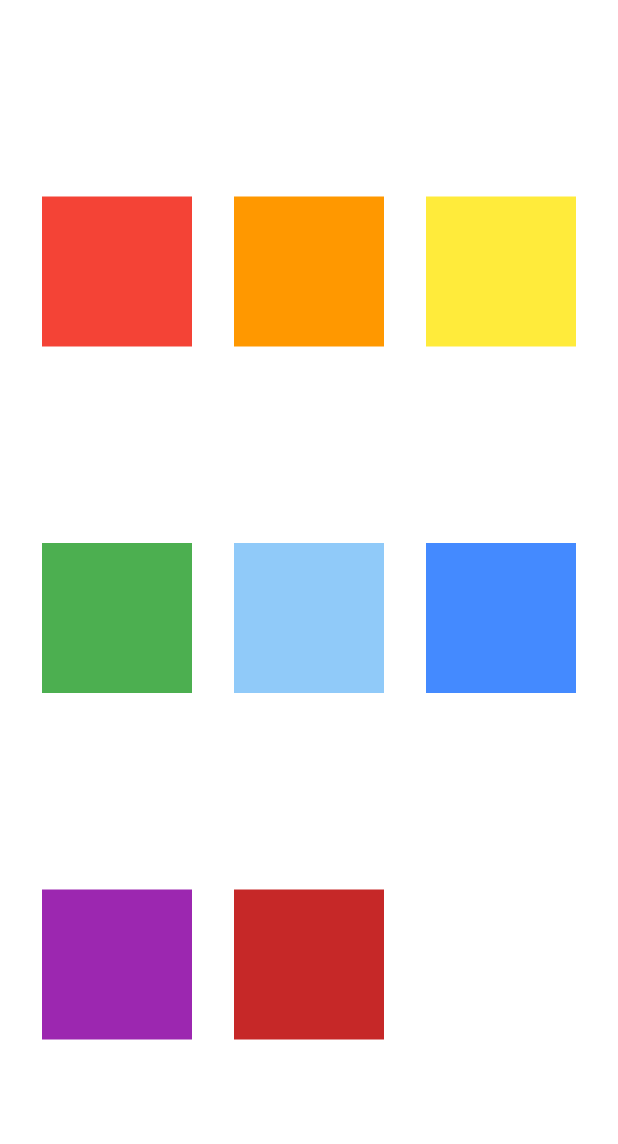
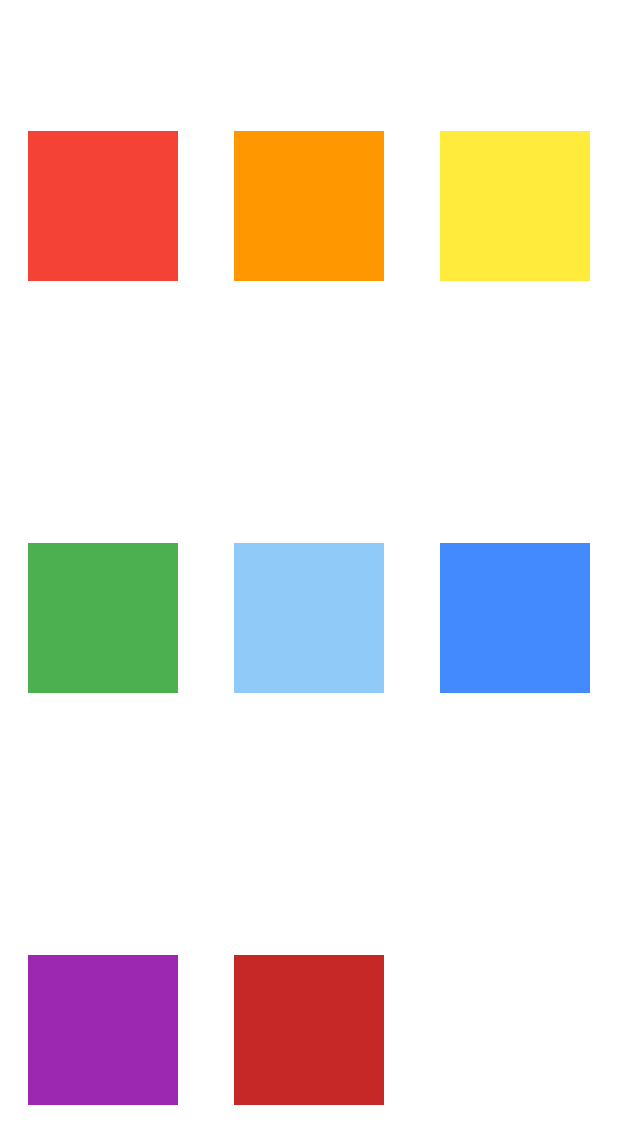
Before and after one commit to eduardobandeiramg/Flutter_basico, a Flutter app: the screen it shows after launch, on a phone screen of 412 x 824 dp. Shown: the top 1144 px of the screen. Run offline on Flutter 3.47's test engine with Material 2 defaults, Android fonts, the phone set to English and light mode, and no system bars.

Commit message:
adicionando mais comentarios sobre widgets e seus vários filhos ou filho único

```diff
--- a/lib/main.dart
+++ b/lib/main.dart
@@ -11,23 +11,23 @@ class MyApp extends StatelessWidget {
   @override
   Widget build(BuildContext context) {
     return MaterialApp(
-        home: Column(
+        home: Column(//Column, Row e Stack suportam atributo children. Container suporta apenas child
           //Tambem poderia adicionar a coluna dentro de um container e então os filhos desse container (rows)
-          mainAxisAlignment: MainAxisAlignment.spaceEvenly,
+          mainAxisAlignment: MainAxisAlignment.spaceAround,
           children: [
-            Row(mainAxisAlignment: MainAxisAlignment.spaceEvenly, children: [
+            Row(mainAxisAlignment: MainAxisAlignment.spaceAround, children: [
               Container(width: 100, height: 100, color: Colors.red,),
               Container(width: 100, height: 100, color: Colors.orange,),
               Container(width: 100, height: 100, color: Colors.yellow,),
             ],
             ),
-            Row(mainAxisAlignment: MainAxisAlignment.spaceEvenly, children: [
+            Row(mainAxisAlignment: MainAxisAlignment.spaceAround, children: [
               Container(width: 100, height: 100, color: Colors.green,),
               Container(width: 100, height: 100, color: Colors.blue[200],),
               Container(width: 100, height: 100, color: Colors.blueAccent,),
 
             ],),
-            Row(mainAxisAlignment: MainAxisAlignment.spaceEvenly, children: [
+            Row(mainAxisAlignment: MainAxisAlignment.spaceAround, children: [
               Container(width: 100, height: 100, color: Colors.purple,),
               Container(width: 100, height: 100, color: Colors.red[800],),
               Container(width: 100, height: 100, color: Colors.white,),
```
